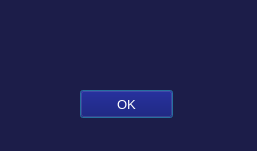
Old version of the form Interfaces/ROI_add_label_window_dark.ui in the repository MyllenaAPrado/360RAT.
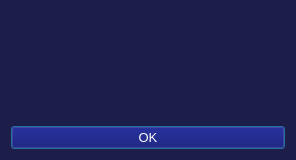
New version of the form.

Commit message: Update Ruller of save compose ROI

Diff of the .ui file:
```diff
--- a/Interfaces/ROI_add_label_window_dark.ui
+++ b/Interfaces/ROI_add_label_window_dark.ui
@@ -6,8 +6,8 @@
    <rect>
     <x>0</x>
     <y>0</y>
-    <width>257</width>
-    <height>151</height>
+    <width>296</width>
+    <height>160</height>
    </rect>
   </property>
   <property name="windowTitle">
@@ -17,15 +17,9 @@
    <string notr="true">background-color: rgb(28, 29, 73);
 color: rgb(255, 255, 255);</string>
   </property>
+  <layout class="QVBoxLayout" name="verticalLayout">
+   <item>
   <widget class="QLabel" name="text_result">
-   <property name="geometry">
-    <rect>
-     <x>40</x>
-     <y>30</y>
-     <width>181</width>
-     <height>31</height>
-    </rect>
-   </property>
    <property name="font">
     <font>
      <family>Arial</family>
@@ -39,15 +33,9 @@
     <set>Qt::AlignCenter</set>
    </property>
   </widget>
+   </item>
+   <item>
   <widget class="QPushButton" name="pushButton_OK">
-   <property name="geometry">
-    <rect>
-     <x>80</x>
-     <y>90</y>
-     <width>93</width>
-     <height>28</height>
-    </rect>
-   </property>
    <property name="font">
     <font>
      <family>Arial</family>
@@ -61,6 +49,8 @@
     <string>OK</string>
    </property>
   </widget>
+   </item>
+  </layout>
  </widget>
  <resources/>
  <connections/>
```
Lines whose indentation alone changed are shown as unchanged. The commit also changes 2 other files.
